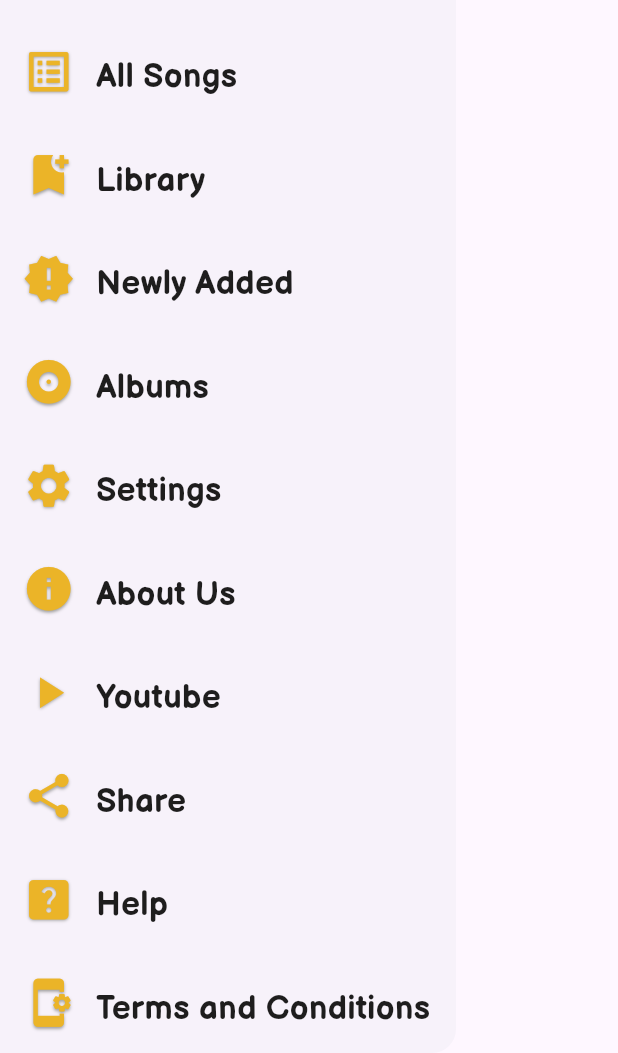
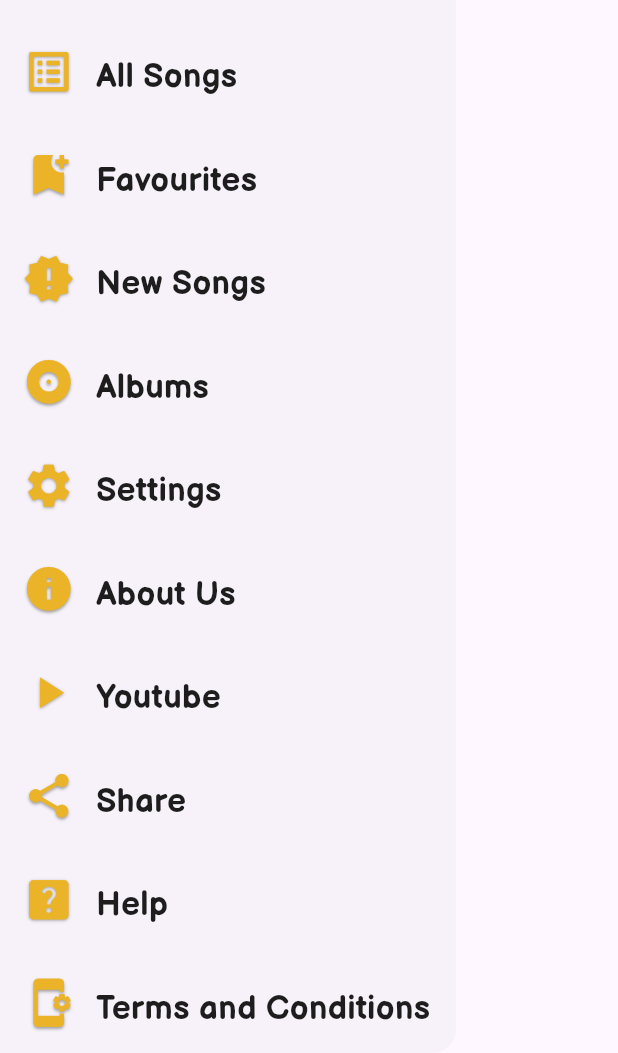
Before and after one commit to johnjahaziel/rrgsongbook, a Flutter app: the NavBar widget shown alone on an empty page, opened directly, on a phone screen of 412 x 824 dp, the part 183-1236 px from its top. Run offline on Flutter 3.47's test engine with Material 3 defaults, Android fonts, the phone set to English and light mode, and no system bars; our stand-ins replace fluttertoast, package_info_plus, share_plus, shared_preferences; accounts and stored records are empty; network calls fail.

Commit message:
first commit

```diff
--- a/songbook/lib/mainscreens/NavBar.dart
+++ b/songbook/lib/mainscreens/NavBar.dart
@@ -102,14 +102,14 @@ class NavBar extends StatelessWidget {
                       _buildDrawerItem(
                         context: context,
                         icon: Icons.bookmark_add,
-                        text: 'Library',
+                        text: 'Favourites',
                         routeName: Library.id,
                       ),
                       const SizedBox(height: 30),
                       _buildDrawerItem(
                         context: context,
                         icon: Icons.new_releases,
-                        text: 'Newly Added',
+                        text: 'New Songs',
                         routeName: Newlyadded.id,
                       ),
                       const SizedBox(height: 30),
--- a/songbook/lib/sidemenuscreens/library.dart
+++ b/songbook/lib/sidemenuscreens/library.dart
@@ -53,7 +53,7 @@ class _LibraryState extends State<Library> {
             return gradient.createShader(bounds);
           },
           child: const Text(
-            'Bookmarks',
+            'Favourites',
             style: TextStyle(
               fontFamily: 'BalsamiqSans',
               fontSize: 25,
@@ -71,7 +71,7 @@ class _LibraryState extends State<Library> {
           children: [
             const Padding(
               padding: EdgeInsets.only(left: 2),
-              child: Text('BOOKMARKED SONGS', style: ktext2),
+              child: Text('FAVOURITE SONGS', style: ktext2),
             ),
             const Padding(
               padding: EdgeInsets.only(left: 2, right: 2),
@@ -84,7 +84,7 @@ class _LibraryState extends State<Library> {
             const SizedBox(height: 10),
             Expanded(
               child: bookmarkedSongs.isEmpty
-                  ? const Center(child: Text('No Bookmarked Songs',style: ktext8,))
+                  ? const Center(child: Text('No Favourite Songs',style: ktext8,))
                   : ListView.builder(
                       itemCount: bookmarkedSongs.length,
                       itemBuilder: (context, index) {
--- a/songbook/lib/sidemenuscreens/newlyadded.dart
+++ b/songbook/lib/sidemenuscreens/newlyadded.dart
@@ -61,7 +61,7 @@ class _NewlyaddedState extends State<Newlyadded> {
             return gradient.createShader(bounds);
           },
           child: const Text(
-            'Newly Added',
+            'New Songs',
             style: TextStyle(
               fontFamily: 'BalsamiqSans',
               fontSize: 25,
@@ -92,7 +92,7 @@ class _NewlyaddedState extends State<Newlyadded> {
             const SizedBox(height: 10),
             Expanded(
               child: newlyAddedSongs.isEmpty
-                  ? const Center(child: Text('No newly added songs',style: ktext8,))
+                  ? const Center(child: Text('No new songs',style: ktext8,))
                   : ListView.builder(
                       itemCount: newlyAddedSongs.length,
                       itemBuilder: (context, index) {
```
